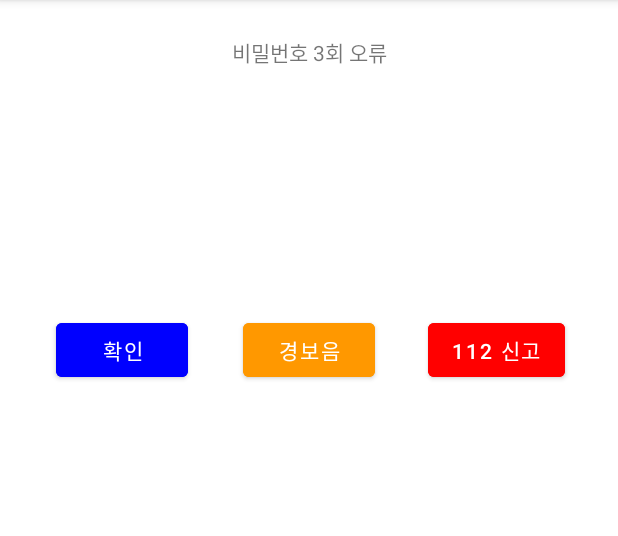
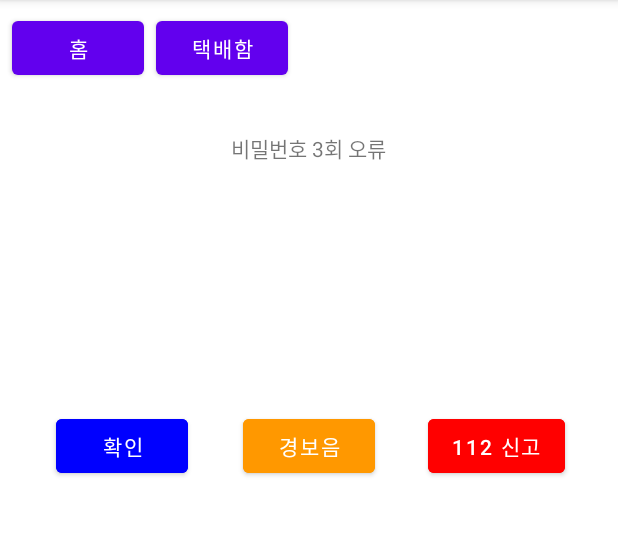
Before and after one commit to hongjy127/LockStop, an Android app: the DoorLockActivity screen opened directly, with no data from a screen before it, on a phone screen of 412 x 824 dp, the part 84-620 px from its top. Run offline under Robolectric (Android 15) with nearby library versions, the phone set to English and light mode, and no system bars.

Commit message:
add button

```diff
--- a/LockStop/app/src/main/java/com/example/lockstop/DoorLockActivity.kt
+++ b/LockStop/app/src/main/java/com/example/lockstop/DoorLockActivity.kt
@@ -7,6 +7,11 @@ import android.os.Bundle
 import android.util.Log
 import android.widget.Toast
 import kotlinx.android.synthetic.main.activity_door_lock.*
+import kotlinx.android.synthetic.main.activity_door_lock.btnAlarm
+import kotlinx.android.synthetic.main.activity_door_lock.btnCall
+import kotlinx.android.synthetic.main.activity_door_lock.btnHome
+import kotlinx.android.synthetic.main.activity_door_lock.btnOK
+import org.jetbrains.anko.startActivity
 
 class DoorLockActivity : AppCompatActivity() {
     override fun onCreate(savedInstanceState: Bundle?) {
@@ -21,6 +26,16 @@ class DoorLockActivity : AppCompatActivity() {
             txtDoor.text = "문열림"
         } else {
             txtDoor.text = "비밀번호 3회 오류"
+        }
+
+        btnHome.setOnClickListener {
+            startActivity<MainActivity>(
+            )
+        }
+
+        btnCJ.setOnClickListener {
+            startActivity<CJActivity>(
+            )
         }
 
         btnOK.setOnClickListener {
--- a/LockStop/app/src/main/res/layout/activity_door_lock.xml
+++ b/LockStop/app/src/main/res/layout/activity_door_lock.xml
@@ -11,11 +11,12 @@
         android:layout_width="wrap_content"
         android:layout_height="wrap_content"
         android:layout_marginStart="8dp"
-        android:layout_marginTop="24dp"
+        android:layout_marginTop="32dp"
         android:layout_marginEnd="8dp"
         app:layout_constraintEnd_toEndOf="parent"
+        app:layout_constraintHorizontal_bias="0.498"
         app:layout_constraintStart_toStartOf="parent"
-        app:layout_constraintTop_toTopOf="parent" />
+        app:layout_constraintTop_toBottomOf="@+id/btnCJ" />
 
     <ImageView
         android:id="@+id/DoorView"
@@ -67,4 +68,24 @@
         app:layout_constraintEnd_toEndOf="parent"
         app:layout_constraintStart_toEndOf="@+id/btnAlarm"
         app:layout_constraintTop_toBottomOf="@+id/DoorView" />
+
+    <Button
+        android:id="@+id/btnHome"
+        android:layout_width="wrap_content"
+        android:layout_height="wrap_content"
+        android:layout_marginStart="8dp"
+        android:layout_marginTop="8dp"
+        android:text="홈"
+        app:layout_constraintStart_toStartOf="parent"
+        app:layout_constraintTop_toTopOf="parent" />
+
+    <Button
+        android:id="@+id/btnCJ"
+        android:layout_width="wrap_content"
+        android:layout_height="wrap_content"
+        android:layout_marginStart="8dp"
+        android:layout_marginTop="8dp"
+        android:text="택배함"
+        app:layout_constraintStart_toEndOf="@+id/btnHome"
+        app:layout_constraintTop_toTopOf="parent" />
 </androidx.constraintlayout.widget.ConstraintLayout>
```
Also changed, not shown: LockStop/app/src/main/java/com/example/lockstop/CJActivity.kt (+11 -0 lines), LockStop/app/src/main/java/com/example/lockstop/MainActivity.kt (+0 -19 lines), LockStop/app/src/main/res/layout/activity_c_j.xml (+23 -2 lines).
